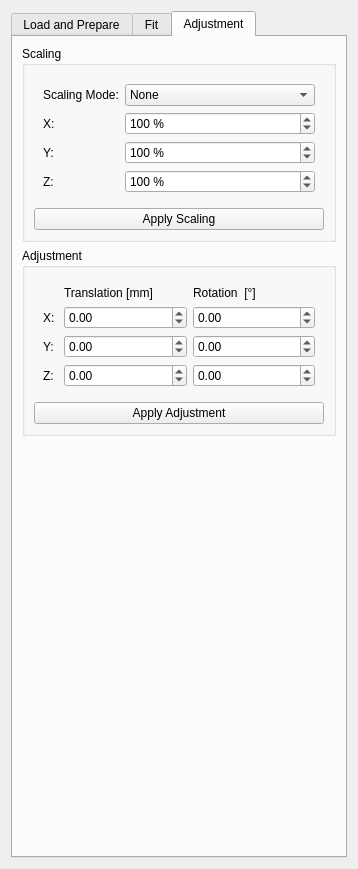
Above: libraries/disp/viewers/formfiles/coregsettingsview.ui from mne-tools/mne-cpp before the change. Below: the same form after it.
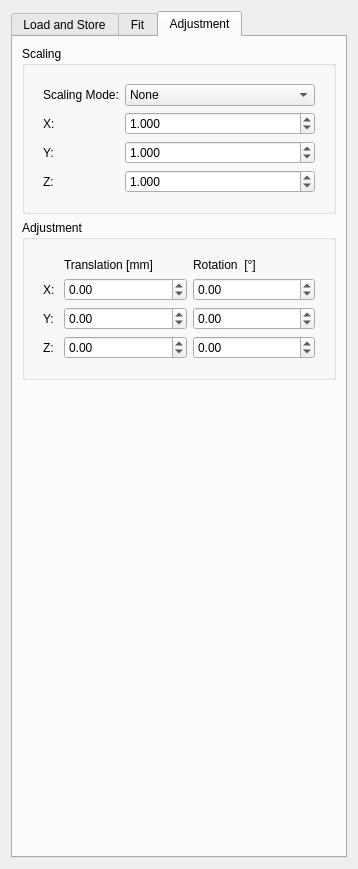
That is the form after the change. The open tabs and pages were chosen to show the change.

Commit message: Wip,Enh: implement adujstment functionality

```diff
--- a/libraries/disp/viewers/formfiles/coregsettingsview.ui
+++ b/libraries/disp/viewers/formfiles/coregsettingsview.ui
@@ -21,7 +21,7 @@
      </property>
      <widget class="QWidget" name="m_qTab_Load">
       <attribute name="title">
-       <string>Load and Prepare</string>
+       <string>Load and Store</string>
       </attribute>
       <layout class="QVBoxLayout" name="verticalLayout_6">
        <item>
@@ -414,22 +414,6 @@
                </property>
               </widget>
              </item>
-             <item row="1" column="1">
-              <widget class="QSpinBox" name="m_qSpinBox_X">
-               <property name="suffix">
-                <string> %</string>
-               </property>
-               <property name="prefix">
-                <string/>
-               </property>
-               <property name="maximum">
-                <number>500</number>
-               </property>
-               <property name="value">
-                <number>100</number>
-               </property>
-              </widget>
-             </item>
              <item row="2" column="0">
               <widget class="QLabel" name="label_3">
                <property name="text">
@@ -437,22 +421,6 @@
                </property>
               </widget>
              </item>
-             <item row="2" column="1">
-              <widget class="QSpinBox" name="m_qSpinBox_Y">
-               <property name="suffix">
-                <string> %</string>
-               </property>
-               <property name="prefix">
-                <string/>
-               </property>
-               <property name="maximum">
-                <number>500</number>
-               </property>
-               <property name="value">
-                <number>100</number>
-               </property>
-              </widget>
-             </item>
              <item row="3" column="0">
               <widget class="QLabel" name="label_4">
                <property name="text">
@@ -460,22 +428,6 @@
                </property>
               </widget>
              </item>
-             <item row="3" column="1">
-              <widget class="QSpinBox" name="m_qSpinBox_Z">
-               <property name="suffix">
-                <string> %</string>
-               </property>
-               <property name="prefix">
-                <string/>
-               </property>
-               <property name="maximum">
-                <number>500</number>
-               </property>
-               <property name="value">
-                <number>100</number>
-               </property>
-              </widget>
-             </item>
              <item row="0" column="0">
               <widget class="QLabel" name="label">
                <property name="text">
@@ -502,16 +454,48 @@
                </item>
               </widget>
              </item>
+             <item row="1" column="1">
+              <widget class="QDoubleSpinBox" name="m_qDoubleSpinBox_X">
+               <property name="decimals">
+                <number>3</number>
+               </property>
+               <property name="singleStep">
+                <double>0.010000000000000</double>
+               </property>
+               <property name="value">
+                <double>1.000000000000000</double>
+               </property>
+              </widget>
+             </item>
+             <item row="2" column="1">
+              <widget class="QDoubleSpinBox" name="m_qDoubleSpinBox_Y">
+               <property name="decimals">
+                <number>3</number>
+               </property>
+               <property name="singleStep">
+                <double>0.010000000000000</double>
+               </property>
+               <property name="value">
+                <double>1.000000000000000</double>
+               </property>
+              </widget>
+             </item>
+             <item row="3" column="1">
+              <widget class="QDoubleSpinBox" name="m_qDoubleSpinBox_Z">
+               <property name="decimals">
+                <number>3</number>
+               </property>
+               <property name="singleStep">
+                <double>0.010000000000000</double>
+               </property>
+               <property name="value">
+                <double>1.000000000000000</double>
+               </property>
+              </widget>
+             </item>
             </layout>
            </widget>
           </item>
-          <item>
-           <widget class="QPushButton" name="m_qPushButton_ApplyScaling">
-            <property name="text">
-             <string>Apply Scaling</string>
-            </property>
-           </widget>
-          </item>
          </layout>
         </widget>
        </item>
@@ -630,13 +614,6 @@
             </layout>
            </widget>
           </item>
-          <item>
-           <widget class="QPushButton" name="m_qPushButton_ApplyAdjustment">
-            <property name="text">
-             <string>Apply Adjustment</string>
-            </property>
-           </widget>
-          </item>
          </layout>
         </widget>
        </item>
```
Left out of the diff: 18 changed lines with no effect on the pictures. The commit also changes 2 other files.
